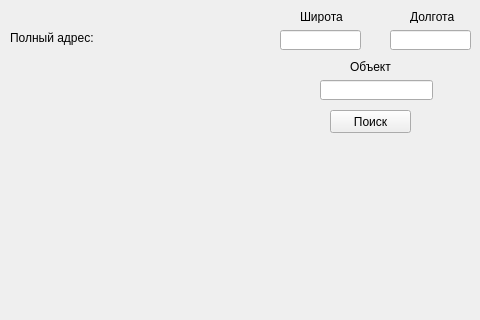
Qt form design.ui (ApeX1l/Yandex_api_project) before a commit; both pictures show x 0 to 480 and y 0 to 320 of the 800 by 600 pixel window.
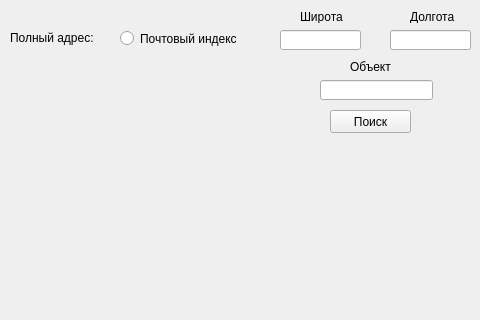
The same form after that commit.

The edit to the form file:
```diff
--- a/design.ui
+++ b/design.ui
@@ -175,7 +175,7 @@
     <property name="geometry">
      <rect>
       <x>10</x>
-      <y>40</y>
+      <y>50</y>
       <width>251</width>
       <height>71</height>
      </rect>
@@ -184,6 +184,19 @@
      <string/>
     </property>
    </widget>
+   <widget class="QRadioButton" name="index_radio">
+    <property name="geometry">
+     <rect>
+      <x>120</x>
+      <y>30</y>
+      <width>151</width>
+      <height>17</height>
+     </rect>
+    </property>
+    <property name="text">
+     <string>Почтовый индекс</string>
+    </property>
+   </widget>
   </widget>
   <widget class="QMenuBar" name="menubar">
    <property name="geometry">
```
